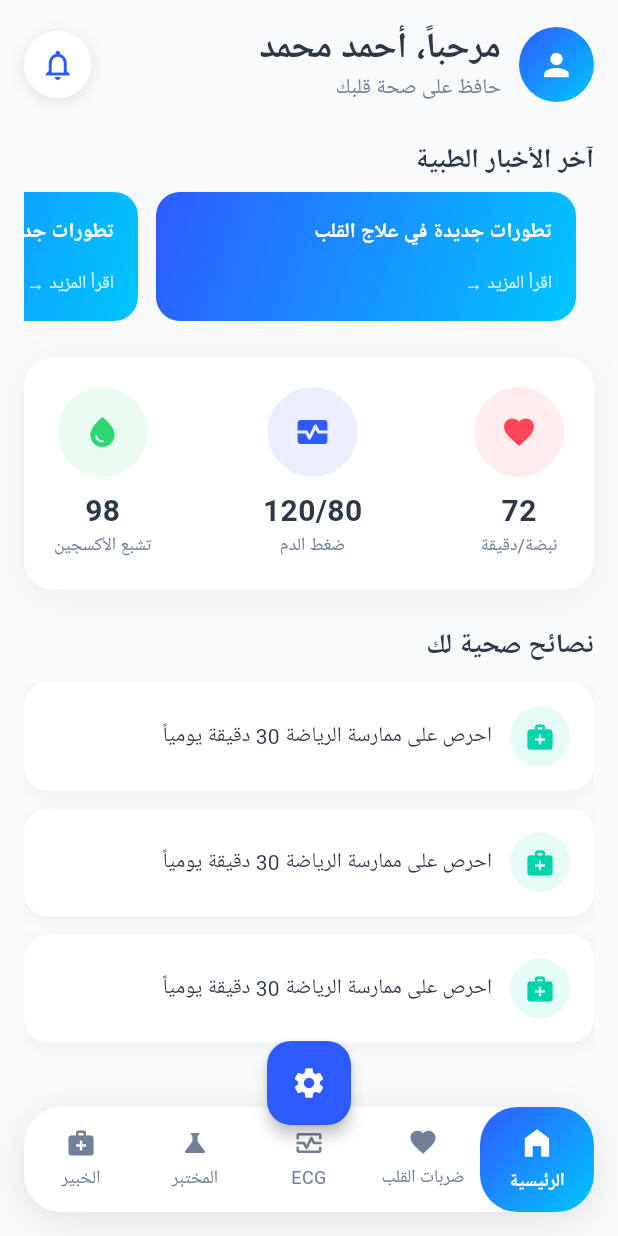
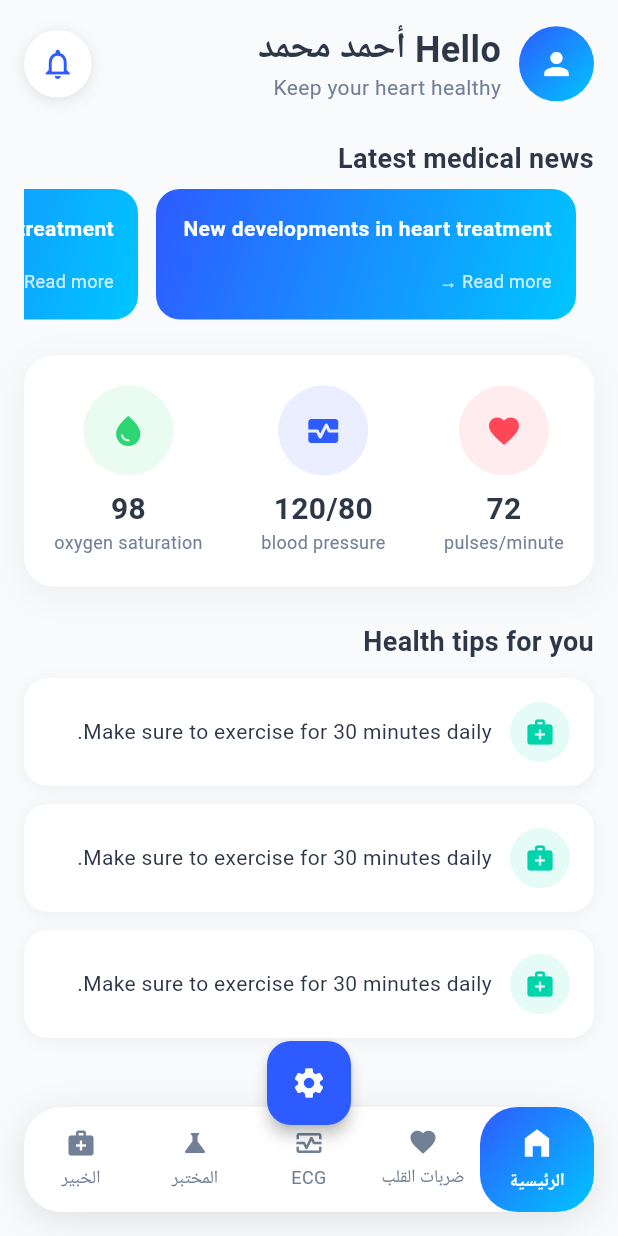
Before and after one commit to Rami33213/Healthy_heart_Junior, a Flutter app: the screen it shows after launch, on a phone screen of 412 x 824 dp. Run offline on Flutter 3.47's test engine with Material 3 defaults, Android fonts, the phone set to English and light mode, and no system bars; our stand-ins replace get; Roboto replaces fonts that are missing (Tajawal).

Commit message:
translate home page

```diff
--- a/lib/presentation/views/home/home_view.dart
+++ b/lib/presentation/views/home/home_view.dart
@@ -61,14 +61,14 @@ class HomeView extends GetView<MainController> {
             crossAxisAlignment: CrossAxisAlignment.start,
             children: [
               Text(
-                'مرحباً، ${user.name ?? "مستخدم"}',
+                'Hello ${user.name ?? "User"}',
                 style: AppStyles.headlineMedium.copyWith(
                   color: AppColors.textPrimary,
                   fontWeight: FontWeight.bold,
                 ),
               ),
               Text(
-                'حافظ على صحة قلبك',
+                'Keep your heart healthy',
                 style: AppStyles.bodyMedium.copyWith(
                   color: AppColors.textSecondary,
                 ),
@@ -105,7 +105,7 @@ class HomeView extends GetView<MainController> {
         crossAxisAlignment: CrossAxisAlignment.start,
         children: [
           Text(
-            'آخر الأخبار الطبية',
+            'Latest medical news',
             style: AppStyles.titleMedium.copyWith(
               fontWeight: FontWeight.bold,
               color: AppColors.textPrimary,
@@ -130,7 +130,7 @@ class HomeView extends GetView<MainController> {
                       crossAxisAlignment: CrossAxisAlignment.start,
                       children: [
                         Text(
-                          'تطورات جديدة في علاج القلب',
+                          'New developments in heart treatment',
                           style: AppStyles.bodyMedium.copyWith(
                             color: Colors.white,
                             fontWeight: FontWeight.bold,
@@ -138,7 +138,7 @@ class HomeView extends GetView<MainController> {
                         ),
                         const Spacer(),
                         Text(
-                          'اقرأ المزيد →',
+                          'Read more →',
                           style: AppStyles.bodySmall.copyWith(
                             color: Colors.white.withOpacity(0.8),
                           ),
@@ -174,9 +174,9 @@ class HomeView extends GetView<MainController> {
           Row(
             mainAxisAlignment: MainAxisAlignment.spaceBetween,
             children: [
-              _buildStatItem('72', 'نبضة/دقيقة', Icons.favorite, AppColors.danger),
-              _buildStatItem('120/80', 'ضغط الدم', Icons.monitor_heart, AppColors.primary),
-              _buildStatItem('98', 'تشبع الأكسجين', Icons.water_drop, AppColors.success),
+              _buildStatItem('72', 'pulses/minute', Icons.favorite, AppColors.danger),
+              _buildStatItem('120/80', 'blood pressure', Icons.monitor_heart, AppColors.primary),
+              _buildStatItem('98', 'oxygen saturation', Icons.water_drop, AppColors.success),
             ],
           ),
         ],
@@ -220,7 +220,7 @@ class HomeView extends GetView<MainController> {
         crossAxisAlignment: CrossAxisAlignment.start,
         children: [
           Text(
-            'نصائح صحية لك',
+            'Health tips for you',
             style: AppStyles.titleMedium.copyWith(
               fontWeight: FontWeight.bold,
               color: AppColors.textPrimary,
@@ -260,7 +260,7 @@ class HomeView extends GetView<MainController> {
                       const SizedBox(width: 12),
                       Expanded(
                         child: Text(
-                          'احرص على ممارسة الرياضة 30 دقيقة يومياً',
+                          'Make sure to exercise for 30 minutes daily.',
                           style: AppStyles.bodyMedium.copyWith(
                             color: AppColors.textPrimary,
                           ),
```
